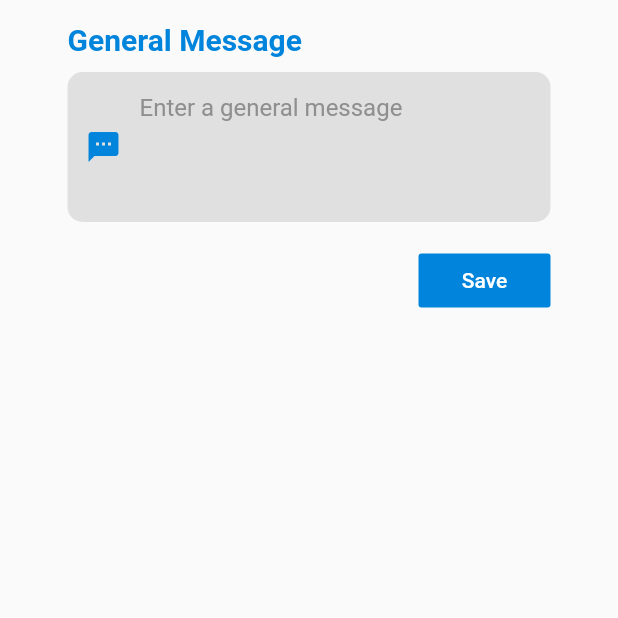
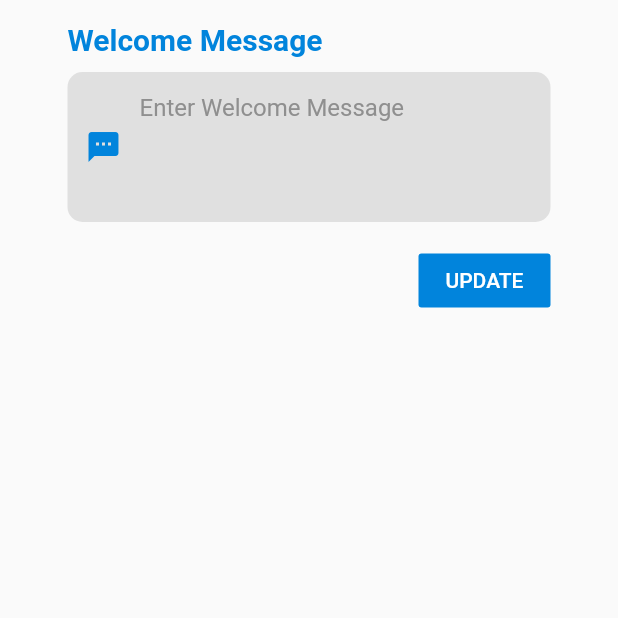
Before and after one commit to qureshi0197/SkypeALike, a Flutter app: the SettingsScreen screen opened directly, on a phone screen of 412 x 824 dp, the top half of it. Run offline on Flutter 3.47's test engine with Material 2 defaults, Android fonts, the phone set to English and light mode, and no system bars; drawn by our look-alikes of keyboard_dismisser; our stand-ins replace email_validator, fluttertoast, gradient_app_bar, shared_preferences, splashscreen, sqflite; missing offline and left inert: emoji_picker; accounts and stored records are empty; Roboto replaces fonts that are missing (OpenSans).

Commit message:
Changed few things on setting screen, now the message is saved and shown inside the text field instead of in some separate container and on update button press keyboard hides

```diff
--- a/lib/screens/settings_screen.dart
+++ b/lib/screens/settings_screen.dart
@@ -1,5 +1,6 @@
 import 'package:flutter/material.dart';
 import 'package:fluttertoast/fluttertoast.dart';
+import 'package:keyboard_dismisser/keyboard_dismisser.dart';
 import 'package:skypealike/constants/strings.dart';
 import 'package:skypealike/main.dart';
 import 'package:skypealike/screens/chat_screen.dart';
@@ -14,21 +15,32 @@ class SettingsScreen extends StatefulWidget {
 
 class _SettingsScreenState extends State<SettingsScreen> {
   var text_Field_height = 50.0;
+
+  FocusNode textFieldFocus = FocusNode();
+
   var welcomeMessage = '';
+
   var genericMessage =
       TextEditingController.fromValue(TextEditingValue(text: ""));
+
   bool loading = false;
+
+
   SharedPreference sharedPreference = SharedPreference();
+
+
+
   @override
   void initState() {
     loading = false;
     // TODO: implement initState
 
-    genericMessage.text = UniversalVariables.generalMessage;
+    // genericMessage.text = UniversalVariables.generalMessage;
     // if(genericMessage.text == ''){
     //   genericMessage.text = user.welcome_message;
     // }
     sharedPreference.getWelcomeMessage().then((onValue){
+      genericMessage.text = onValue;
       welcomeMessage = onValue;
       if(welcomeMessage == ''){
         if(user.welcome_message.isNotEmpty || user.welcome_message != null){
@@ -39,16 +51,16 @@ class _SettingsScreenState extends State<SettingsScreen> {
       setState(() {
       });
     });
-    _refreshSettings();
+    // _refreshSettings();
   }
 
-  _refreshSettings() {
-    setState(() {});
-  }
+  // _refreshSettings() {
+  //   setState(() {});
+  // }
 
   @override
-  Widget build(BuildContext context) {
-    return Scaffold(
+  Widget build(BuildContext context) => KeyboardDismisser (
+    child: Scaffold(
       body: SingleChildScrollView(
         child: Padding(
           padding: const EdgeInsets.fromLTRB(45, 15, 45, 15),
@@ -61,6 +73,19 @@ class _SettingsScreenState extends State<SettingsScreen> {
                     alignment: Alignment.centerRight,
                     child: loading?CircularProgressIndicator(): FlatButton(
                         onPressed: ()async{
+
+                          FocusScope.of(context).unfocus();
+
+                          welcomeMessage = await sharedPreference.getWelcomeMessage();
+                          if(genericMessage.text == welcomeMessage){
+                            return Fluttertoast.showToast(msg: 'No changes to update');
+                          }
+
+                          if(genericMessage.text == ''){
+                            return Fluttertoast.showToast(msg: 'Nothing to update. Please Enter Some Message');
+                          }
+                          // focusNode.unfocus();
+                          // print('unfocused');
                           setState(() {
                             loading = true;
                           });
@@ -71,44 +96,46 @@ class _SettingsScreenState extends State<SettingsScreen> {
                           if(response)
                           {
                             welcomeMessage = await sharedPreference.getWelcomeMessage();
-                            genericMessage.clear();
-                            Fluttertoast.showToast(msg: 'Message Saved Successfuly');
+                            // genericMessage.clear();
+                            Fluttertoast.showToast(msg: 'Message Updated Successfully');
                           }
 
                           setState(() {
+                            // DefaultFocusTraversal.of(context).previous()
+
                             loading = false;
                           });
                         },
                         color: UniversalVariables.gradientColorEnd,
                         child: Text(
-                          "Save",
+                          "UPDATE",
                           style: TextStyle(color: Colors.white),
                         ))),
-                        SizedBox(height: 30,),
-                         welcomeMessage.isEmpty?Container(): Container(
-                          decoration: BoxDecoration(
-                            borderRadius: BorderRadius.circular(20),
-                            color: Colors.black12,
-                          ),
-                          child: Padding(
-                            padding: const EdgeInsets.all(10.0),
-                            child: Row(
-                  children: <Widget>[
-                  Expanded(child:
-                    Text(welcomeMessage))
-                    // Text('Lorem Ipsum is simply dummy text of the printing and typesetting industry. Lorem Ipsum has been the industry\'s standard dummy text ever since the 1500s, when an unknown printer took a galley of type and scrambled it to make a type specimen book. It has survived not only five centuries, but also the leap into electronic typesetting, remaining essentially unchanged. It was popularised in the 1960s with the release of Letraset sheets containing Lorem Ipsum passages, and more recently with desktop publishing software like Aldus PageMaker including versions of Lorem Ipsum.'))
-                  ],
-                ),
-                          ),
-                        ),
+                //         SizedBox(height: 30,),
+                //          welcomeMessage.isEmpty?Container(): Container(
+                //           decoration: BoxDecoration(
+                //             borderRadius: BorderRadius.circular(20),
+                //             color: Colors.black12,
+                //           ),
+                //           child: Padding(
+                //             padding: const EdgeInsets.all(10.0),
+                //             child: Row(
+                //   children: <Widget>[
+                //   Expanded(child:
+                //     Text(welcomeMessage))
+                //     // Text('Lorem Ipsum is simply dummy text of the printing and typesetting industry. Lorem Ipsum has been the industry\'s standard dummy text ever since the 1500s, when an unknown printer took a galley of type and scrambled it to make a type specimen book. It has survived not only five centuries, but also the leap into electronic typesetting, remaining essentially unchanged. It was popularised in the 1960s with the release of Letraset sheets containing Lorem Ipsum passages, and more recently with desktop publishing software like Aldus PageMaker including versions of Lorem Ipsum.'))
+                //   ],
+                // ),
+                //           ),
+                //         ),
               ],
             ),
           ),
 
         ),
       ),
-    );
-  }
+    ),
+  );
 
   Widget _genericMessage() {
     return customTextRow(
@@ -116,12 +143,12 @@ class _SettingsScreenState extends State<SettingsScreen> {
       icon: Icons.textsms,
       maxLines: 5,
       generalMessage: true,
-      title: "General Message",
+      title: "Welcome Message",
       onChnaged: (val) {
         // UniversalVariables.generalMessage = val;
       },
       controller: genericMessage,
-      hintText: "Enter a general message"
+      hintText: 'Enter Welcome Message'
       // inputFormator: [WhitelistingTextInputFormatter(RegExp(r"[0-9]"))]
     );
   }
--- a/pubspec.yaml
+++ b/pubspec.yaml
@@ -42,6 +42,7 @@ dependencies:
   fluttertoast: ^7.1.1
   url_launcher: ^5.4.10
   rename: ^1.2.0
+  keyboard_dismisser: ^1.0.2
   # flutter_launcher_icons:
 
   # hive: 1.4.1+1
```
Also changed, not shown: pubspec.lock.
